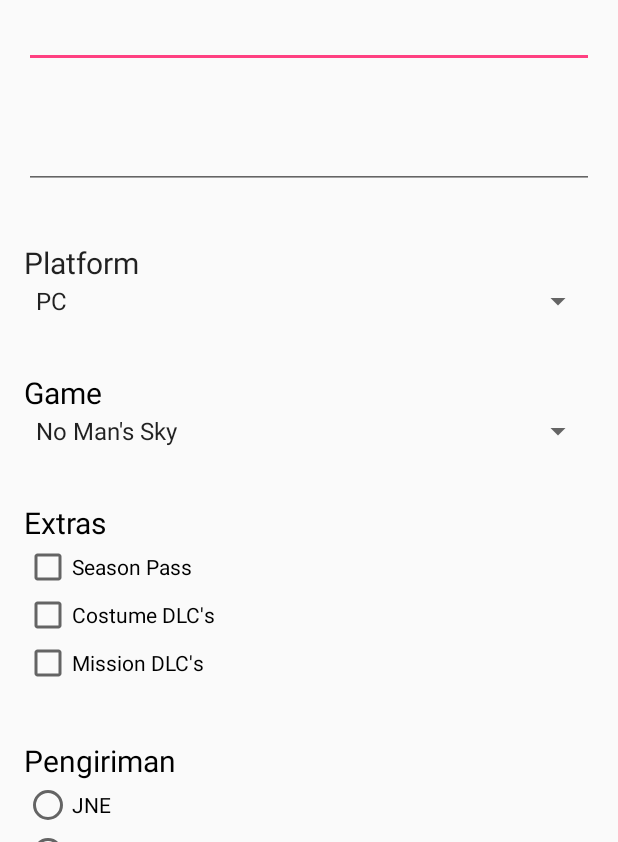
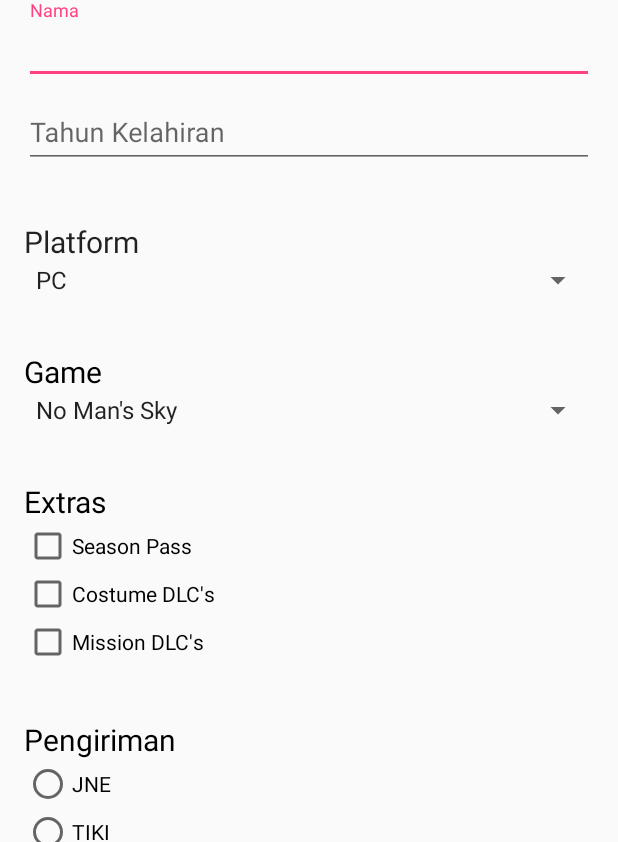
Before and after one commit to yobelchris/TugasPPB, an Android app: the screen it shows after launch (MainActivity), on a phone screen of 412 x 824 dp, the part 394-1236 px from its top. Run offline under Robolectric (Android 15) with nearby library versions, the phone set to English and light mode, and no system bars.

Commit message:
Penambahan Material Design

```diff
--- a/app/build.gradle
+++ b/app/build.gradle
@@ -23,4 +23,5 @@ dependencies {
     compile fileTree(dir: 'libs', include: ['*.jar'])
     testCompile 'junit:junit:4.12'
     compile 'com.android.support:appcompat-v7:24.0.0-alpha2'
+    compile 'com.android.support:design:24.0.0-alpha2'
 }
--- /dev/null
+++ b/app/src/main/res/drawable/bgbtn.xml
@@ -0,0 +1,6 @@
+<?xml version="1.0" encoding="utf-8"?>
+<selector xmlns:android="http://schemas.android.com/apk/res/android">
+    <item android:drawable="@color/colorPrimaryDark" android:state_pressed="true" />
+    <item android:drawable="@color/colorAccent" android:state_hovered="true" />
+    <item android:drawable="@color/colorPrimary" />
+</selector>
--- a/app/src/main/res/layout/activity_main.xml
+++ b/app/src/main/res/layout/activity_main.xml
@@ -33,6 +33,10 @@
             android:layout_gravity="center_horizontal"
             android:src="@drawable/ic_logo" />
 
+        <android.support.design.widget.TextInputLayout
+            android:layout_width="match_parent"
+            android:layout_height="wrap_content">
+
             <EditText
                 android:id="@+id/editTextNama"
                 android:layout_width="match_parent"
@@ -42,7 +46,13 @@
                 android:layout_alignParentRight="true"
                 android:layout_alignParentStart="true"
                 android:layout_alignParentTop="true"
+                android:hint="Nama"
                 android:inputType="text" />
+        </android.support.design.widget.TextInputLayout>
+
+        <android.support.design.widget.TextInputLayout
+            android:layout_width="match_parent"
+            android:layout_height="wrap_content">
 
             <EditText
                 android:id="@+id/editTextTahun"
@@ -54,7 +64,10 @@
                 android:layout_alignParentStart="true"
                 android:layout_below="@+id/editTextNama"
                 android:layout_marginTop="35dp"
+                android:hint="Tahun Kelahiran"
                 android:inputType="numberSigned" />
+        </android.support.design.widget.TextInputLayout>
+
 
         <TextView
             android:id="@+id/textView"
@@ -158,7 +171,9 @@
             android:id="@+id/buttonOK"
             android:layout_width="match_parent"
             android:layout_height="wrap_content"
-            android:text="OK" />
+            android:background="@drawable/bgbtn"
+            android:text="OK"
+            android:textColor="@android:color/white" />
 
         <TextView
             android:id="@+id/textViewHasil"
@@ -173,7 +188,9 @@
             android:layout_width="match_parent"
             android:layout_height="wrap_content"
             android:layout_marginTop="35dp"
+            android:background="@drawable/bgbtn"
             android:text="Confirm"
+            android:textColor="@android:color/white"
             android:visibility="gone" />
 
     </LinearLayout>
```
Lines whose indentation alone changed are shown as unchanged.
